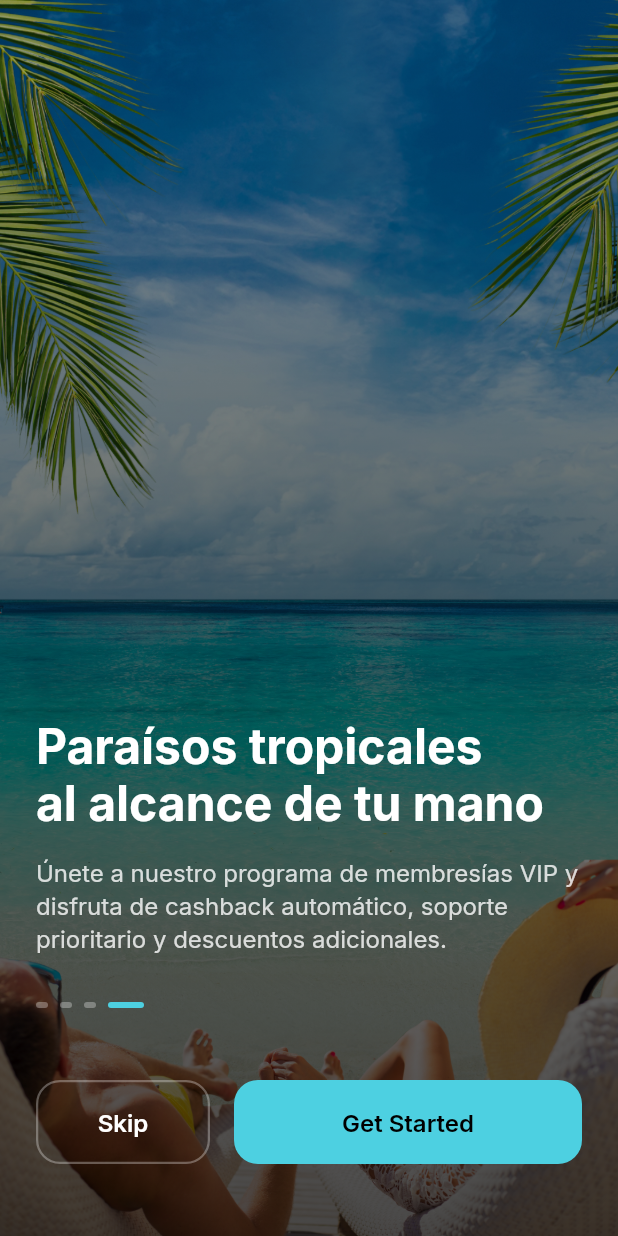
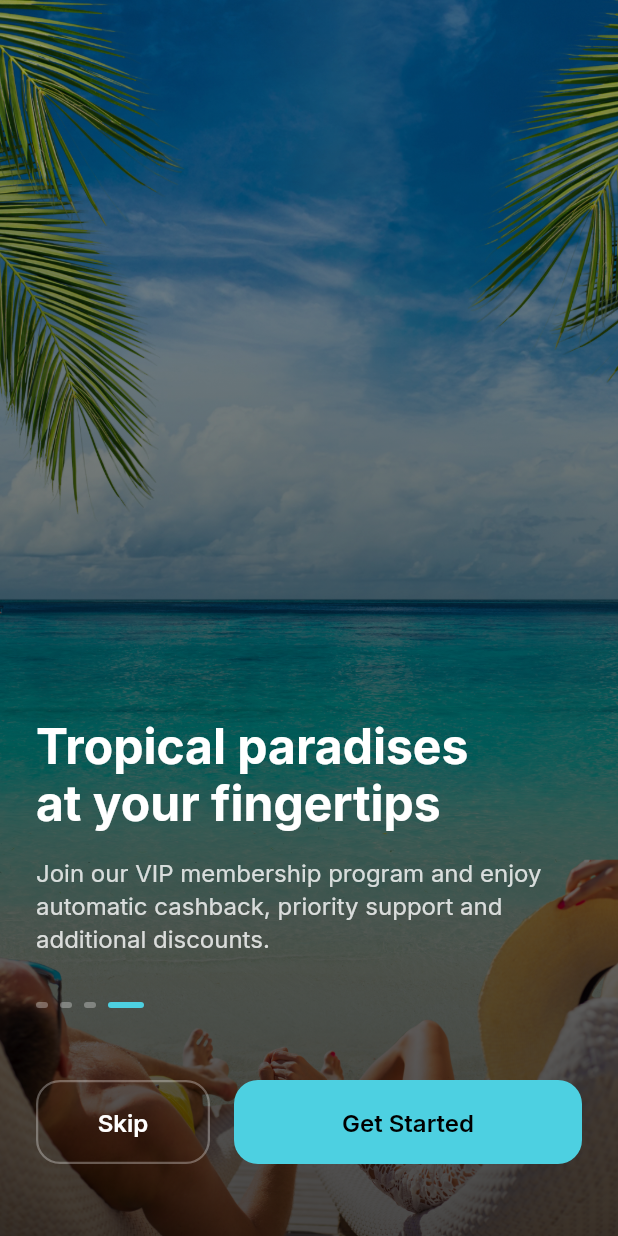
Before and after one commit to landerlopez1992-cyber/LandGo-Travel, a Flutter app: the screen it shows after launch, swiped to page 4, on a phone screen of 412 x 824 dp. Run offline on Flutter 3.47's test engine with Material 3 defaults, Android fonts, the phone set to English and light mode, and no system bars; our stand-ins replace auto_size_text, cached_network_image, cloud_firestore, dropdown_button2, firebase_core, font_awesome_flutter and 10 more; missing offline and left inert: flutter_stripe, json_path; accounts and stored records are empty; project files that could hold a hidden picture were left out.

Commit message:
Update onboarding text to English

```diff
--- a/assets/AssetManifest.json
+++ b/assets/AssetManifest.json
@@ -1 +1 @@
-{"assets/audios/favicon.png":["assets/audios/favicon.png"],"assets/fonts/favicon.png":["assets/fonts/favicon.png"],"assets/images/1.png":["assets/images/1.png"],"assets/images/2.png":["assets/images/2.png"],"assets/images/3.png":["assets/images/3.png"],"assets/images/4.png":["assets/images/4.png"],"assets/images/adaptive_foreground_icon.png":["assets/images/adaptive_foreground_icon.png"],"assets/images/app_launcher_icon.png":["assets/images/app_launcher_icon.png"],"assets/images/error_image.png":["assets/images/error_image.png"],"assets/images/favicon.png":["assets/images/favicon.png"],"assets/jsons/favicon.png":["assets/jsons/favicon.png"],"assets/pdfs/favicon.png":["assets/pdfs/favicon.png"],"assets/rive_animations/favicon.png":["assets/rive_animations/favicon.png"],"assets/videos/favicon.png":["assets/videos/favicon.png"],"packages/cupertino_icons/assets/CupertinoIcons.ttf":["packages/cupertino_icons/assets/CupertinoIcons.ttf"],"packages/font_awesome_flutter/lib/fonts/fa-brands-400.ttf":["packages/font_awesome_flutter/lib/fonts/fa-brands-400.ttf"],"packages/font_awesome_flutter/lib/fonts/fa-regular-400.ttf":["packages/font_awesome_flutter/lib/fonts/fa-regular-400.ttf"],"packages/font_awesome_flutter/lib/fonts/fa-solid-900.ttf":["packages/font_awesome_flutter/lib/fonts/fa-solid-900.ttf"]}
+{"assets/audios/favicon.png":["assets/audios/favicon.png"],"assets/fonts/MaterialIcons-Regular.otf":["assets/fonts/MaterialIcons-Regular.otf"],"assets/fonts/favicon.png":["assets/fonts/favicon.png"],"assets/images/1.png":["assets/images/1.png"],"assets/images/2.png":["assets/images/2.png"],"assets/images/3.png":["assets/images/3.png"],"assets/images/4.png":["assets/images/4.png"],"assets/images/adaptive_foreground_icon.png":["assets/images/adaptive_foreground_icon.png"],"assets/images/app_launcher_icon.png":["assets/images/app_launcher_icon.png"],"assets/images/error_image.png":["assets/images/error_image.png"],"assets/images/favicon.png":["assets/images/favicon.png"],"assets/jsons/favicon.png":["assets/jsons/favicon.png"],"assets/pdfs/favicon.png":["assets/pdfs/favicon.png"],"assets/rive_animations/favicon.png":["assets/rive_animations/favicon.png"],"assets/videos/favicon.png":["assets/videos/favicon.png"],"packages/cupertino_icons/assets/CupertinoIcons.ttf":["packages/cupertino_icons/assets/CupertinoIcons.ttf"],"packages/font_awesome_flutter/lib/fonts/fa-brands-400.ttf":["packages/font_awesome_flutter/lib/fonts/fa-brands-400.ttf"],"packages/font_awesome_flutter/lib/fonts/fa-regular-400.ttf":["packages/font_awesome_flutter/lib/fonts/fa-regular-400.ttf"],"packages/font_awesome_flutter/lib/fonts/fa-solid-900.ttf":["packages/font_awesome_flutter/lib/fonts/fa-solid-900.ttf"]}
--- a/lib/pages/new_welcome_page/new_welcome_page_widget.dart
+++ b/lib/pages/new_welcome_page/new_welcome_page_widget.dart
@@ -25,23 +25,23 @@ class _NewWelcomePageWidgetState extends State<NewWelcomePageWidget> {
 
   final List<OnboardingData> _onboardingData = [
     OnboardingData(
-      title: 'Descubre destinos\nparadisíacos con LandGo Travel',
-      subtitle: 'Tu agencia de confianza con más de 10 años creando experiencias inolvidables para familias alrededor del mundo.',
+      title: 'Discover paradise\ndestinations with LandGo Travel',
+      subtitle: 'Your trusted travel agency with over 10 years creating unforgettable experiences for families around the world.',
       imageUrl: 'assets/images/1.png',
     ),
     OnboardingData(
-      title: 'Viaja en familia\ncon descuentos exclusivos',
-      subtitle: 'Ahorra hasta 50% en hoteles y vuelos. Crea recuerdos inolvidables con tus seres queridos en los mejores destinos.',
+      title: 'Travel with family\nwith exclusive discounts',
+      subtitle: 'Save up to 50% on hotels and flights. Create unforgettable memories with your loved ones in the best destinations.',
       imageUrl: 'assets/images/2.png',
     ),
     OnboardingData(
-      title: 'Gana puntos y\nreferidos en cada viaje',
-      subtitle: 'Cada compra te da puntos que puedes usar para futuros viajes. Invita amigos y gana comisiones por cada referido.',
+      title: 'Earn points and\nreferrals on every trip',
+      subtitle: 'Every purchase gives you points that you can use for future trips. Invite friends and earn commissions for each referral.',
       imageUrl: 'assets/images/3.png',
     ),
     OnboardingData(
-      title: 'Paraísos tropicales\nal alcance de tu mano',
-      subtitle: 'Únete a nuestro programa de membresías VIP y disfruta de cashback automático, soporte prioritario y descuentos adicionales.',
+      title: 'Tropical paradises\nat your fingertips',
+      subtitle: 'Join our VIP membership program and enjoy automatic cashback, priority support and additional discounts.',
       imageUrl: 'assets/images/4.png',
     ),
   ];
```
Also changed, not shown: assets/AssetManifest.bin.json (+1 -1 lines), assets/assets/fonts/MaterialIcons-Regular.otf (added), 7 other files.
